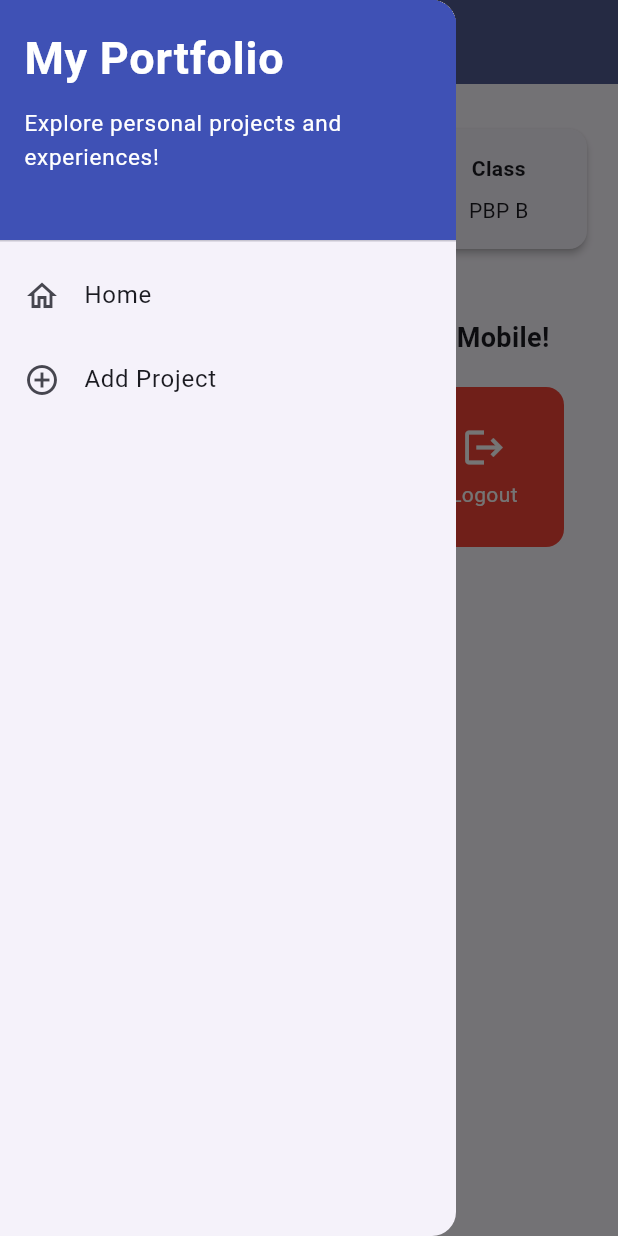
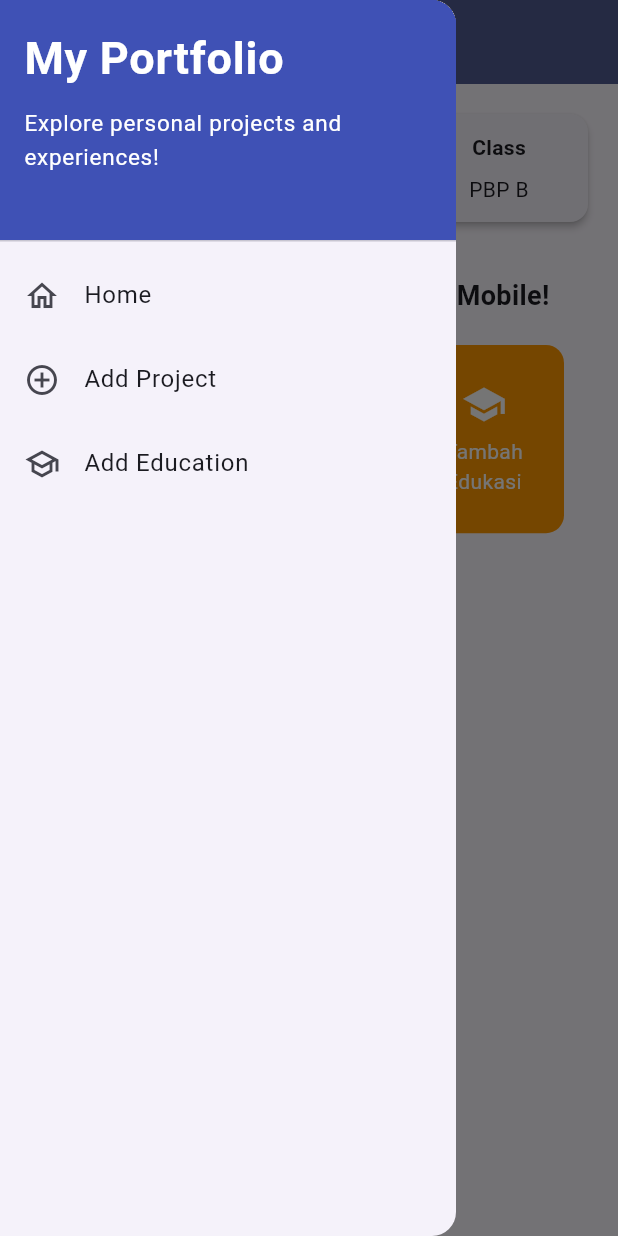
Before and after one commit to ViolinMonica/myportfolio_mobile, a Flutter app: the screen it shows after launch, with the side drawer open, on a phone screen of 412 x 824 dp. Run offline on Flutter 3.47's test engine with Material 3 defaults, Android fonts, the phone set to English and light mode, and no system bars.

Commit message:
feat: open Education form from action card and drawer
Add a Tambah Edukasi action card (Navigator.push) and an Add Education drawer
option next to Home and Add Project. Also fix phone-width overflows: home body
scrolls, InfoCards share width via Expanded, and card/drawer labels cap lines.

```diff
--- a/lib/screens/menu.dart
+++ b/lib/screens/menu.dart
@@ -12,6 +12,7 @@ class MyHomePage extends StatelessWidget {
   final List<ItemHomepage> items = [
       ItemHomepage("Lihat Proyek", Icons.folder, Colors.blue),
       ItemHomepage("Tambah Proyek", Icons.add_circle, Colors.green),
+      ItemHomepage("Tambah Edukasi", Icons.school, Colors.orange),
       ItemHomepage("Logout", Icons.logout, Colors.red),
   ];
   @override
@@ -30,19 +31,20 @@ class MyHomePage extends StatelessWidget {
           iconTheme: const IconThemeData(color: Colors.white)
       ),
       drawer: const LeftDrawer(),
-      // Body halaman utama dengan padding di sekelilingnya.
-      body: Padding(
+      // Body halaman utama dengan padding di sekelilingnya. Bisa digulir supaya
+      // kartu aksi tidak overflow di layar pendek atau jendela Chrome yang lebar.
+      body: SingleChildScrollView(
         padding: const EdgeInsets.all(16.0),
         child: Column(
           crossAxisAlignment: CrossAxisAlignment.center,
           children: [
             // Baris horizontal untuk menampilkan 3 InfoCard secara sejajar.
+            // Expanded membagi lebar sama rata, jadi tidak overflow di layar 390 px.
             Row(
-              mainAxisAlignment: MainAxisAlignment.spaceEvenly,
               children: [
-                InfoCard(title: 'NPM', content: npm),
-                InfoCard(title: 'Name', content: nama),
-                InfoCard(title: 'Class', content: kelas),
+                Expanded(child: InfoCard(title: 'NPM', content: npm)),
+                Expanded(child: InfoCard(title: 'Name', content: nama)),
+                Expanded(child: InfoCard(title: 'Class', content: kelas)),
               ],
             ),
 
@@ -70,12 +72,14 @@ class MyHomePage extends StatelessWidget {
                       final bool layarKecil = constraints.maxWidth < 600;
 
                       return GridView.count(
-                        primary: true,
+                        // Scroll diurus SingleChildScrollView di atas.
+                        primary: false,
+                        physics: const NeverScrollableScrollPhysics(),
                         padding: const EdgeInsets.all(20),
                         crossAxisSpacing: 10,
                         mainAxisSpacing: 10,
                         crossAxisCount: layarKecil ? 3 : 1,     // kecil: jejer (row), lebar: numpuk (column)
-                        childAspectRatio: layarKecil ? 1 : 5,   // biar kotak mode column nggak kegedean
+                        childAspectRatio: layarKecil ? 0.85 : 5, // kecil: sedikit lebih tinggi agar label 2 baris muat
                         shrinkWrap: true,
                         children: items.map((ItemHomepage item) {
                           return ItemCard(item);
@@ -107,9 +111,8 @@ class InfoCard extends StatelessWidget {
       // Memberikan efek bayangan kartu elevasi 2 unit.
       elevation: 2.0,
       child: Container(
-        // Menyesuaikan lebar kartu dengan proporsi layar (dibagi 3.5).
-        width: MediaQuery.of(context).size.width / 3.5,
-        padding: const EdgeInsets.all(16.0),
+        // Lebar diatur Expanded di MyHomePage; padding kecil agar teks muat di ponsel.
+        padding: const EdgeInsets.all(12.0),
         // Menyusun teks title dan content secara vertikal.
         child: Column(
           children: [
@@ -118,7 +121,7 @@ class InfoCard extends StatelessWidget {
               style: const TextStyle(fontWeight: FontWeight.bold),
             ),
             const SizedBox(height: 8.0),
-            Text(content),
+            Text(content, textAlign: TextAlign.center),
           ],
         ),
       ),
--- a/lib/widgets/left_drawer.dart
+++ b/lib/widgets/left_drawer.dart
@@ -1,4 +1,5 @@
 import 'package:flutter/material.dart';
+import 'package:myportfolio_mobile/screens/education_form.dart';
 import 'package:myportfolio_mobile/screens/menu.dart';
 import 'package:myportfolio_mobile/screens/project_form.dart';
 
@@ -19,6 +20,8 @@ class LeftDrawer extends StatelessWidget {
               children: [
                 Text(
                   'My Portfolio',
+                  maxLines: 1,
+                  overflow: TextOverflow.ellipsis,
                   style: TextStyle(
                     fontSize: 30,
                     fontWeight: FontWeight.bold,
@@ -28,6 +31,8 @@ class LeftDrawer extends StatelessWidget {
                 SizedBox(height: 10),
                 Text(
                   'Explore personal projects and experiences!',
+                  maxLines: 2,
+                  overflow: TextOverflow.ellipsis,
                   style: TextStyle(
                     fontSize: 15,
                     color: Colors.white,
@@ -62,6 +67,19 @@ class LeftDrawer extends StatelessWidget {
               );
             },
           ),
+          ListTile(
+            leading: const Icon(Icons.school_outlined),
+            title: const Text('Add Education'),
+            // Navigasi ke halaman tambah edukasi
+            onTap: () {
+              Navigator.push(
+                context,
+                MaterialPageRoute(
+                  builder: (context) => const EducationFormPage(),
+                ),
+              );
+            },
+          ),
         ],
       ),
     );
--- a/lib/widgets/project_card.dart
+++ b/lib/widgets/project_card.dart
@@ -1,4 +1,5 @@
 import 'package:flutter/material.dart';
+import 'package:myportfolio_mobile/screens/education_form.dart';
 import 'package:myportfolio_mobile/screens/project_form.dart';
 import 'package:myportfolio_mobile/screens/menu.dart';
 
@@ -41,10 +42,17 @@ class ItemCard extends StatelessWidget {
                 ),
               ),
             );
-          if (item.name == "Tambah Proyek") {
+          // Kartu yang punya halaman tujuan dibuka dengan Navigator.push(),
+          // jadi pengguna bisa kembali dengan tombol back bawaan.
+          final Widget? page = switch (item.name) {
+            "Tambah Proyek" => const ProjectFormPage(),
+            "Tambah Edukasi" => const EducationFormPage(),
+            _ => null,
+          };
+          if (page != null) {
             Navigator.push(
               context,
-              MaterialPageRoute(builder: (context) => const ProjectFormPage()),
+              MaterialPageRoute(builder: (context) => page),
             );
           }
         },
@@ -60,10 +68,14 @@ class ItemCard extends StatelessWidget {
                   size: 30.0,
                 ),
                 const Padding(padding: EdgeInsets.all(3)),
-                Text(
-                  item.name,
-                  textAlign: TextAlign.center,
-                  style: const TextStyle(color: Colors.white),
+                Flexible(
+                  child: Text(
+                    item.name,
+                    textAlign: TextAlign.center,
+                    maxLines: 2,
+                    overflow: TextOverflow.ellipsis,
+                    style: const TextStyle(color: Colors.white),
+                  ),
                 ),
               ],
             ),
```
